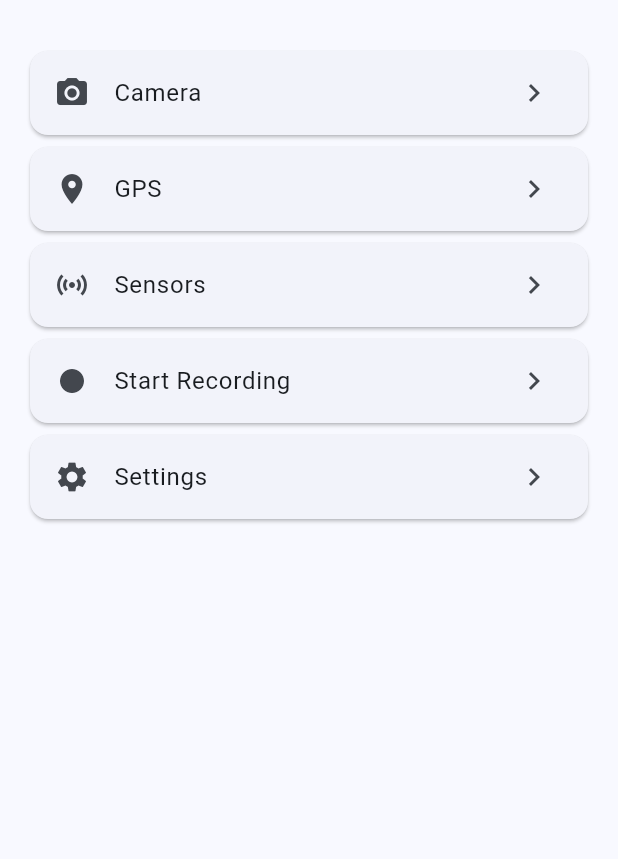
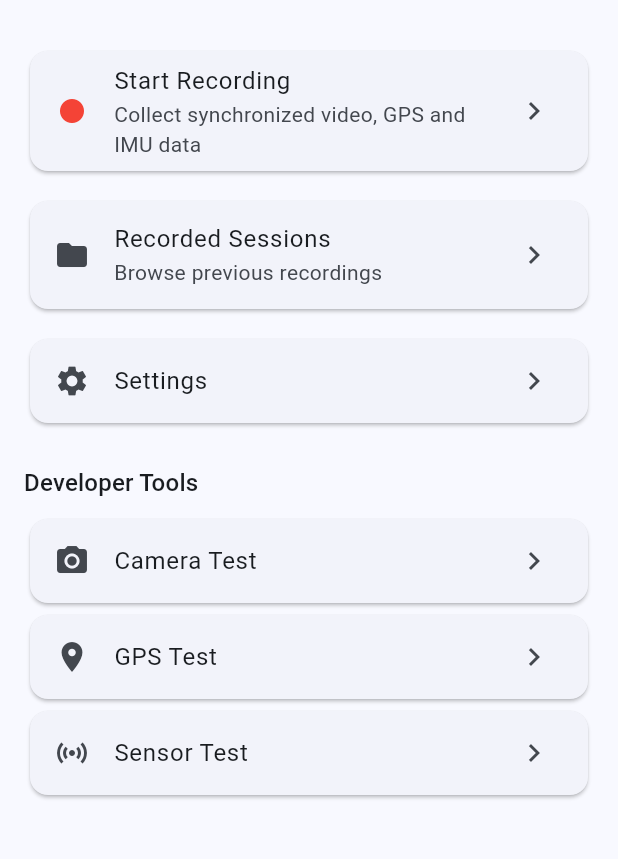
Before and after one commit to nidhiknayak/road-data-collector, a Flutter app: the screen it shows after launch, on a phone screen of 412 x 824 dp, the part 63-922 px from its top. Run offline on Flutter 3.47's test engine with Material 3 defaults, Android fonts, the phone set to English and light mode, and no system bars; our stand-ins replace camera, chewie, geolocator, permission_handler, sensors_plus, share_plus and 1 more.

Commit message:
Implement session management, video playback, sharing and deletion

```diff
--- a/lib/features/home/home_page.dart
+++ b/lib/features/home/home_page.dart
@@ -4,6 +4,7 @@ import '../camera/camera_page.dart';
 import '../gps/gps_page.dart';
 import '../recording/recording_page.dart';
 import '../sensors/sensors_page.dart';
+import '../sessions/sessions_page.dart';
 import '../settings/settings_page.dart';
 
 class HomePage extends StatelessWidget {
@@ -38,18 +39,88 @@ class HomePage extends StatelessWidget {
       appBar: AppBar(
         title: const Text("Road Data Collector"),
       ),
-      body: Padding(
+      body: ListView(
         padding: const EdgeInsets.all(16),
-        child: Column(
-          children: [
-            tile(context, Icons.camera_alt, "Camera", const CameraPage()),
-            tile(context, Icons.location_on, "GPS", const GpsPage()),
-            tile(context, Icons.sensors, "Sensors", const SensorsPage()),
-            tile(context, Icons.fiber_manual_record,
-                "Start Recording", const RecordingPage()),
-            tile(context, Icons.settings, "Settings", const SettingsPage()),
-          ],
-        ),
+        children: [
+          Card(
+            child: ListTile(
+              leading: const Icon(
+                Icons.fiber_manual_record,
+                color: Colors.red,
+              ),
+              title: const Text("Start Recording"),
+              subtitle: const Text(
+                "Collect synchronized video, GPS and IMU data",
+              ),
+              trailing: const Icon(Icons.chevron_right),
+              onTap: () => open(
+                context,
+                const RecordingPage(),
+              ),
+            ),
+          ),
+
+          const SizedBox(height: 12),
+
+          Card(
+            child: ListTile(
+              leading: const Icon(Icons.folder),
+              title: const Text("Recorded Sessions"),
+              subtitle: const Text(
+                "Browse previous recordings",
+              ),
+              trailing: const Icon(Icons.chevron_right),
+              onTap: () => open(
+                context,
+                const SessionsPage(),
+              ),
+            ),
+          ),
+
+          const SizedBox(height: 12),
+
+          Card(
+            child: ListTile(
+              leading: const Icon(Icons.settings),
+              title: const Text("Settings"),
+              trailing: const Icon(Icons.chevron_right),
+              onTap: () => open(
+                context,
+                const SettingsPage(),
+              ),
+            ),
+          ),
+
+          const SizedBox(height: 24),
+
+          Text(
+            "Developer Tools",
+            style: Theme.of(context).textTheme.titleMedium,
+          ),
+
+          const SizedBox(height: 8),
+
+          tile(
+            context,
+            Icons.camera_alt,
+            "Camera Test",
+            const CameraPage(),
+          ),
+
+          tile(
+            context,
+            Icons.location_on,
+            "GPS Test",
+            const GpsPage(),
+          ),
+
+          tile(
+            context,
+            Icons.sensors,
+            "Sensor Test",
+            const SensorsPage(),
+          ),
+        ],
       ),
     );
   }
--- a/pubspec.yaml
+++ b/pubspec.yaml
@@ -20,6 +20,10 @@ dependencies:
   camera: ^0.11.2+1
   path_provider: ^2.1.5
   path: ^1.9.1
+  archive: ^3.6.1
+  share_plus: ^11.0.0
+  video_player: ^2.10.0
+  chewie: ^1.12.1
 
 dev_dependencies:
   flutter_test:
```
Also changed, not shown: lib/core/services/export_service.dart (added, +19 -0 lines), lib/core/services/session_delete_service.dart (added, +13 -0 lines), lib/core/services/session_service.dart (added, +59 -0 lines), lib/features/sessions/session_details_page.dart (added, +189 -0 lines), lib/features/sessions/session_model.dart (added, +21 -0 lines), lib/features/sessions/sessions_page.dart (added, +118 -0 lines), lib/features/sessions/video_player_page.dart (added, +91 -0 lines), pubspec.lock, 5 other files.
